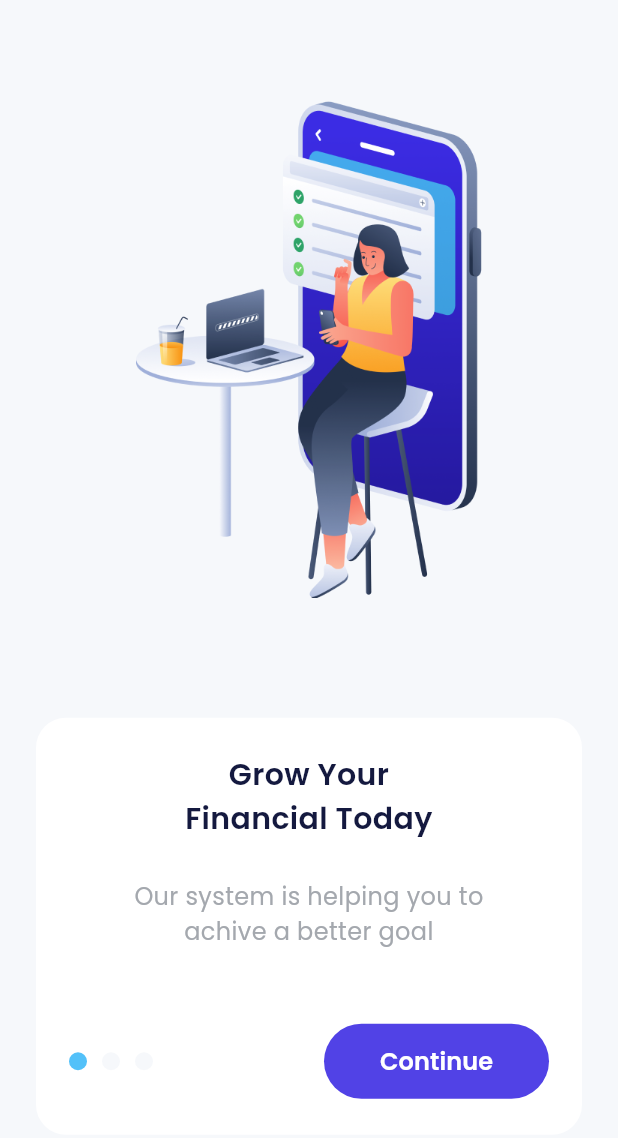
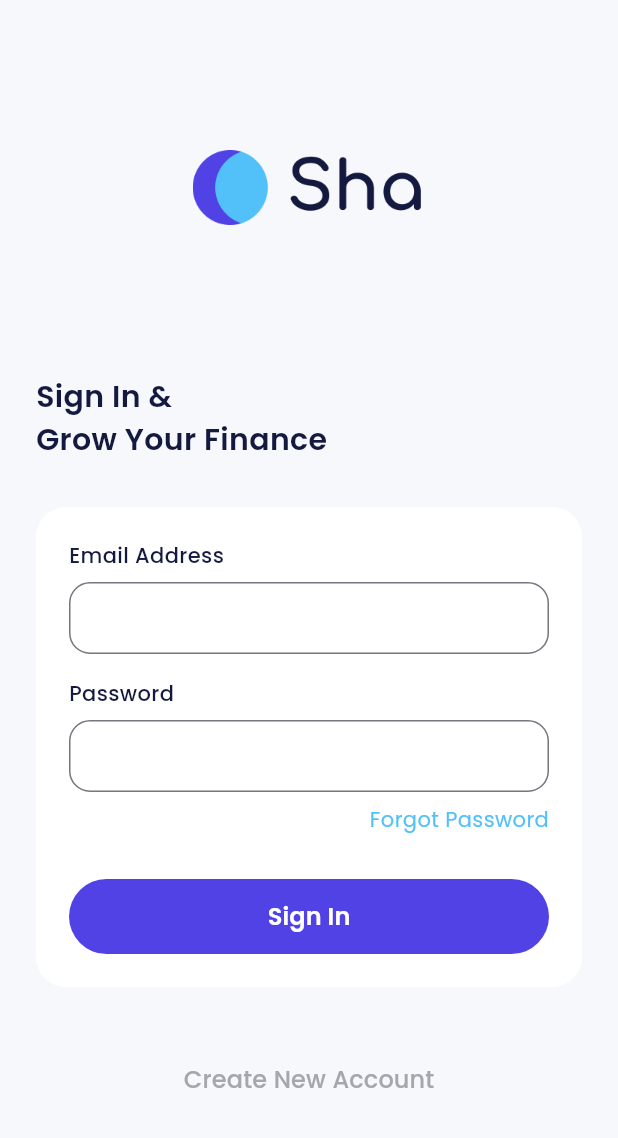
Before and after one commit to wfnur/bank_sha, a Flutter app: the screen it shows after launch, on a phone screen of 412 x 824 dp. Shown: the top 1138 px of the screen. Run offline on Flutter 3.47's test engine with Material 3 defaults, Android fonts, the phone set to English and light mode, and no system bars; drawn by our look-alikes of carousel_slider; our stand-ins replace google_fonts.

Commit message:
custom widget

```diff
--- a/lib/main.dart
+++ b/lib/main.dart
@@ -1,3 +1,4 @@
+import 'package:bank_sha/ui/pages/signin_page.dart';
 import 'package:bank_sha/ui/pages/splash_page.dart';
 import 'package:flutter/material.dart';
 
@@ -11,7 +12,8 @@ class MyApp extends StatelessWidget {
   Widget build(BuildContext context) {
     return const MaterialApp(
       debugShowCheckedModeBanner: false,
-      home:SplashPage(),
+      home:SigninPage()
+      //home:SplashPage(),
     );
   }
 }
--- a/lib/ui/pages/onboarding_page.dart
+++ b/lib/ui/pages/onboarding_page.dart
@@ -1,4 +1,6 @@
 import 'package:bank_sha/shared/theme.dart';
+import 'package:bank_sha/ui/pages/signin_page.dart';
+import 'package:bank_sha/ui/pages/widgets/buttons.dart';
 import 'package:carousel_slider/carousel_slider.dart';
 import 'package:flutter/material.dart';
 
@@ -87,34 +89,18 @@ class _OnboardingPageState extends State<OnboardingPage> {
                   currentIndex == 2 ?
                   Column(
                     children: [
-                      SizedBox(
-                        width: double.infinity,
-                        height: 50,
-                        child: TextButton(
-                          onPressed: (){
-                            carouselController.nextPage();
-                          },
-                          style: TextButton.styleFrom(
-                            backgroundColor: purpleColor,
-                            shape: RoundedRectangleBorder(
-                              borderRadius: BorderRadius.circular(56)
-                            )
-                          ),
-                          child: Text(
-                            'Get',
-                              style: whiteTextStyle.copyWith(
-                                fontSize: 16,
-                                fontWeight: semiBold
-                              ),
-                          ),
-                        ),
+                      CustomFilledButton(
+                        title: 'Get Started',
+                        onPressed: () {},
                       ),
                       const SizedBox(height: 20),
                       SizedBox(
                         width: double.infinity,
                         height: 24,
                         child: TextButton(
-                          onPressed: (){},
+                          onPressed: (){
+                            Navigator.push(context, MaterialPageRoute(builder: (context)=>const SigninPage()));
+                          },
                           style: TextButton.styleFrom(
                             padding: EdgeInsets.zero,
                           ),
@@ -159,28 +145,13 @@ class _OnboardingPageState extends State<OnboardingPage> {
                         ),
                       ),
                       const Spacer(),
-                      SizedBox(
+
+                      CustomFilledButton(
                         width: 150,
-                        height: 50,
-                        child: TextButton(
-                          onPressed: (){
-                            carouselController.nextPage();
-                          },
-                          style: TextButton.styleFrom(
-                            backgroundColor: purpleColor,
-                            shape: RoundedRectangleBorder(
-                              borderRadius: BorderRadius.circular(56)
-                            )
-                          ),
-                          child: Text(
-                            'Continue',
-                              style: whiteTextStyle.copyWith(
-                                fontSize: 16,
-                                fontWeight: semiBold
-                              ),
-                          ),
-                        ),
-                      )
+                        title: 'Continue',
+                        onPressed: () {carouselController.nextPage();},
+                      ),
+
                     ],
                   )
                 ],
--- /dev/null
+++ b/lib/ui/pages/signin_page.dart
@@ -0,0 +1,85 @@
+import 'package:bank_sha/shared/theme.dart';
+import 'package:bank_sha/ui/pages/widgets/buttons.dart';
+import 'package:bank_sha/ui/pages/widgets/forms.dart';
+import 'package:flutter/material.dart';
+
+class SigninPage extends StatelessWidget {
+  const SigninPage({super.key});
+
+  @override
+  Widget build(BuildContext context) {
+    return Scaffold(
+      backgroundColor: lightBackgroundColor,
+      body: ListView(
+        padding: const EdgeInsets.symmetric(horizontal: 24),
+        children: [
+          Container(
+            width: 155,
+            height: 50,
+            margin: const EdgeInsets.only(top:100,bottom: 100),
+            decoration: const BoxDecoration(
+              image: DecorationImage(
+                image: AssetImage('assets/img_logo_light.png')
+              )
+            ),
+          ),
+          Text(
+            'Sign In &\nGrow Your Finance',
+            style: blackTextStyle.copyWith(
+              fontSize: 20,
+              fontWeight: semiBold
+            ),
+          ),
+          const SizedBox(height: 30,),
+          Container(
+            padding: const EdgeInsets.all(22),
+            decoration: BoxDecoration(
+              borderRadius: BorderRadius.circular(20),
+              color: whiteColor
+            ),
+            child: Column(
+              crossAxisAlignment: CrossAxisAlignment.start,
+              children: [
+                //NOTE :Email Input
+                const CustomFormField(
+                  title:'Email Address' ,
+                ),
+                const SizedBox(height: 16,),
+
+                //NOTE : PASSWORD INPUT
+                const CustomFormField(
+                  title:'Password',
+                  obscureText: true,
+                ),
+                const SizedBox(height: 8,),
+
+                Align(
+                  alignment: Alignment.centerRight,
+                  child: Text(
+                    'Forgot Password',
+                    style: blueTextStyle,
+                  ),
+                ),
+                const SizedBox(height: 30,),
+
+                CustomFilledButton(
+                  title: 'Sign In',
+                  onPressed: () {},
+                )
+
+              ],
+            ),
+          ),
+
+          const SizedBox(height: 50,),
+
+          CustomTextButton(
+            title: 'Create New Account',
+            onPressed: () {},
+          ),
+
+        ],
+      ),
+    );
+  }
+}
--- /dev/null
+++ b/lib/ui/pages/widgets/buttons.dart
@@ -0,0 +1,76 @@
+import 'package:bank_sha/shared/theme.dart';
+import 'package:flutter/material.dart';
+
+class CustomFilledButton extends StatelessWidget {
+  final String title;
+  final double width;
+  final double height;
+  final VoidCallback? onPressed;
+
+  const CustomFilledButton({
+    super.key,
+    required this.title,
+    this.width = double.infinity,
+    this.height = 50,
+    this.onPressed
+  });
+
+  @override
+  Widget build(BuildContext context) {
+    return SizedBox(
+      width: width,
+      height: height,
+      child: TextButton(
+        onPressed: onPressed,
+        style: TextButton.styleFrom(
+          backgroundColor: purpleColor,
+          shape: RoundedRectangleBorder(
+            borderRadius: BorderRadius.circular(56)
+          )
+        ),
+        child: Text(
+            title,
+            style: whiteTextStyle.copyWith(
+              fontSize: 16,
+              fontWeight: semiBold
+            ),
+        ),
+      ),
+    );;
+  }
+}
+
+class CustomTextButton extends StatelessWidget {
+  final String title;
+  final double width;
+  final double height;
+  final VoidCallback? onPressed;
+
+  const CustomTextButton({
+    super.key,
+    required this.title,
+    this.width = double.infinity,
+    this.height = 24,
+    this.onPressed
+  });
+
+  @override
+  Widget build(BuildContext context) {
+    return SizedBox(
+      width: width,
+      height: height,
+      child: TextButton(
+        onPressed:onPressed,
+        style: TextButton.styleFrom(
+          padding: EdgeInsets.zero,
+        ),
+        child: Text(
+            title,
+            style: greyTextStyle.copyWith(
+              fontSize: 16,
+            ),
+        ),
+      ),
+    );
+  }
+}
--- /dev/null
+++ b/lib/ui/pages/widgets/forms.dart
@@ -0,0 +1,39 @@
+import 'package:bank_sha/shared/theme.dart';
+import 'package:flutter/material.dart';
+
+class CustomFormField extends StatelessWidget {
+  final String title;
+  final bool obscureText;
+  final TextEditingController? controller;
+
+  const CustomFormField({
+    super.key,
+    required this.title,
+    this.obscureText = false,
+    this.controller
+  });
+
+  @override
+  Widget build(BuildContext context) {
+    return Column(
+      crossAxisAlignment: CrossAxisAlignment.start,
+      children: [
+        Text(
+          title,
+          style: blackTextStyle.copyWith(fontWeight: medium),
+        ),
+        const SizedBox(height: 8,),
+        TextFormField(
+          obscureText: obscureText,
+          controller: controller,
+          decoration: InputDecoration(
+            border: OutlineInputBorder(
+              borderRadius: BorderRadius.circular(14)
+            ),
+            contentPadding: const EdgeInsets.all(12)
+          ),
+        )
+      ],
+    );
+  }
+}
```
